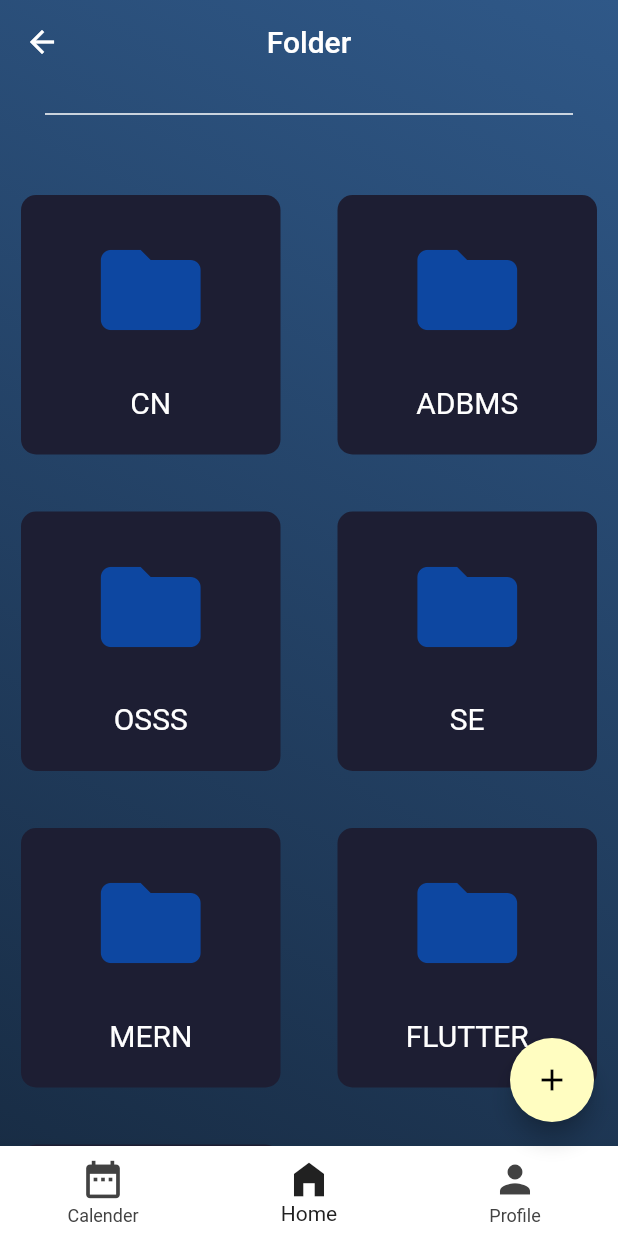
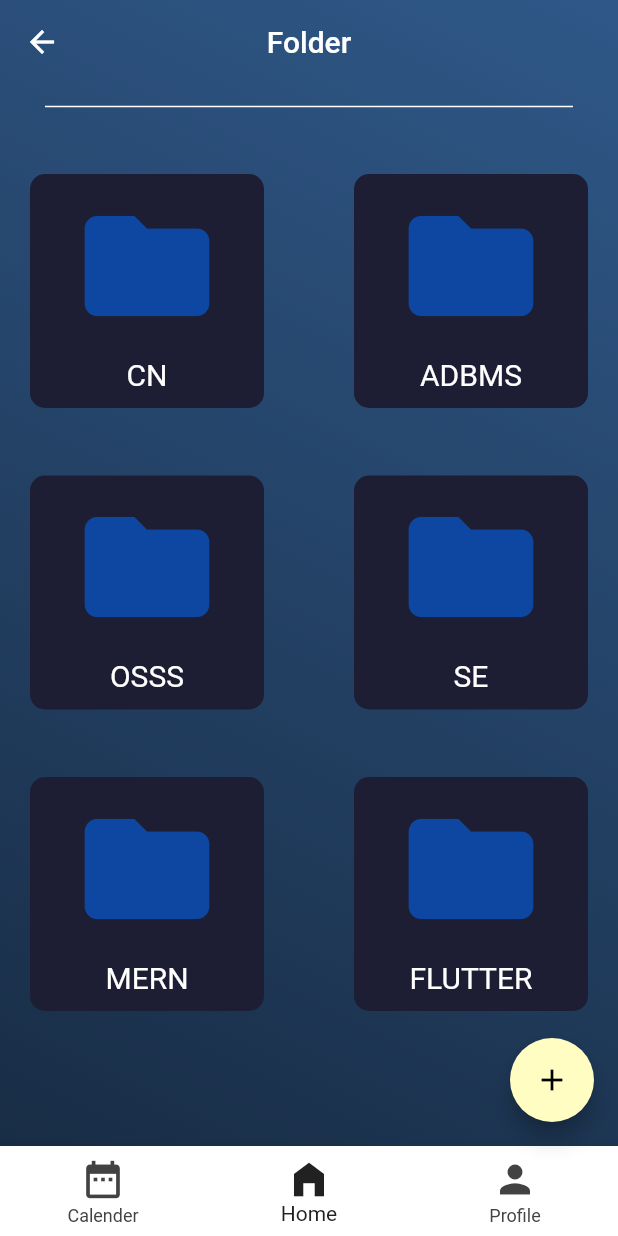
Before and after one commit to vishalr-22/FlutterApp-AcademicManager, a Flutter app: the FolderPage screen opened directly, on a phone screen of 412 x 824 dp. Run offline on Flutter 3.47's test engine with Material 2 defaults, Android fonts, the phone set to English and light mode, and no system bars; our stand-ins replace datetime_picker_formfield, weekday_selector.

Commit message:
Add class UI and Refactoring changes

```diff
--- a/lib/folder.dart
+++ b/lib/folder.dart
@@ -1,7 +1,6 @@
 // ignore_for_file: prefer_const_literals_to_create_immutables, prefer_const_constructors, use_key_in_widget_constructors, unnecessary_this, must_be_immutable
 
-import 'package:acadmt/folder_help/folder_list.dart';
-import 'package:acadmt/folder_help/utils.dart';
+import 'package:acadmt/utils.dart';
 import 'package:flutter/material.dart';
 import 'package:flutter/cupertino.dart';
 
@@ -33,7 +32,7 @@ class FolderPage extends StatelessWidget {
             Padding(
               padding: const EdgeInsets.all(10.0),
               child: Divider(
-                height: 20,
+                height: 10,
                 thickness: 1,
                 indent: 20,
                 endIndent: 20,
@@ -41,14 +40,14 @@ class FolderPage extends StatelessWidget {
               ),
             ),
             SizedBox(
-              height: 20,
+              height: 10,
             ),
             Expanded(
                 child: GridView.builder(
               gridDelegate: SliverGridDelegateWithFixedCrossAxisCount(
                 crossAxisCount: 2,
-                crossAxisSpacing: 10,
-                mainAxisSpacing: 10,
+                crossAxisSpacing: 20,
+                mainAxisSpacing: 5,
               ),
               itemCount: folders.length,
               itemBuilder: (BuildContext context, int index) {
@@ -85,7 +84,7 @@ class FolderCard extends StatelessWidget {
         this.onCardClick;
       },
       child: Container(
-          margin: EdgeInsets.all(14),
+          margin: EdgeInsets.all(20),
           decoration: BoxDecoration(
             borderRadius: BorderRadius.circular(10.0),
             color: Color(0xFF1D1E33),
@@ -97,7 +96,7 @@ class FolderCard extends StatelessWidget {
                 child: Icon(
                   Icons.folder,
                   color: Colors.blue[900],
-                  size: 80,
+                  size: 100,
                 ),
               ),
               Center(
--- a/lib/models/task_data.dart
+++ b/lib/models/task_data.dart
@@ -1,14 +1,21 @@
 // ignore_for_file: prefer_typing_uninitialized_variables
 
 import 'package:flutter/foundation.dart';
-import 'package:acadmt/models/task.dart';
+
+class Task {
+  final String name;
+  bool isDone;
+  Task({required this.name, this.isDone = false});
+
+  void toggleDone() {
+    isDone = !isDone;
+  }
+}
 
 // ignore: non_constant_identifier_names
 class TaskData extends ChangeNotifier {
   List<Task> tasks = [
-    Task(name: 'Buy Milk'),
-    Task(name: 'Buy eggs'),
-    Task(name: 'Buy bread'),
+    Task(name: 'TASK 1'),
   ];
 
   int get getCount {
--- a/lib/folder_help/utils.dart
+++ b/lib/utils.dart
@@ -1,6 +1,11 @@
 import 'package:flutter/material.dart';
 
-import 'package:acadmt/folder_help/folder_list.dart';
+class Folder {
+  String name;
+  Icon icon;
+
+  Folder({required this.name, required this.icon});
+}
 
 class Utils {
   static List<Folder> getMockedFolders() {
@@ -11,7 +16,6 @@ class Utils {
       Folder(name: 'SE', icon: Icon(Icons.folder)),
       Folder(name: 'MERN', icon: Icon(Icons.folder)),
       Folder(name: 'FLUTTER', icon: Icon(Icons.folder)),
-      Folder(name: 'SC', icon: Icon(Icons.folder)),
     ];
   }
 }
--- a/pubspec.yaml
+++ b/pubspec.yaml
@@ -37,6 +37,7 @@ dependencies:
   adobe_xd: ^2.0.0+1
   datetime_picker_formfield: ^2.0.0
   provider: ^6.0.1
+  weekday_selector: ^1.0.0
 
 dev_dependencies:
   flutter_test:
```
Also changed, not shown: lib/addclass.dart (+146 -22 lines), lib/folder_help/folder_list.dart (deleted, +0 -8 lines), lib/models/task.dart (deleted, +0 -9 lines), pubspec.lock.
